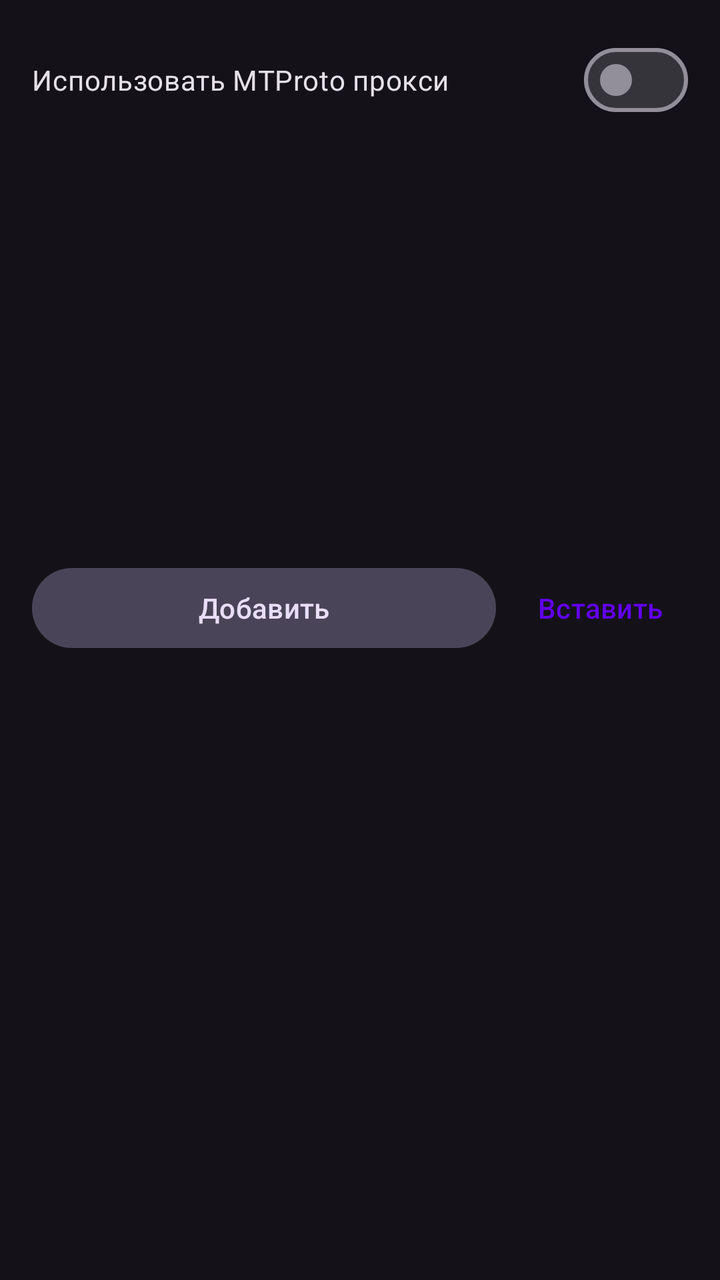
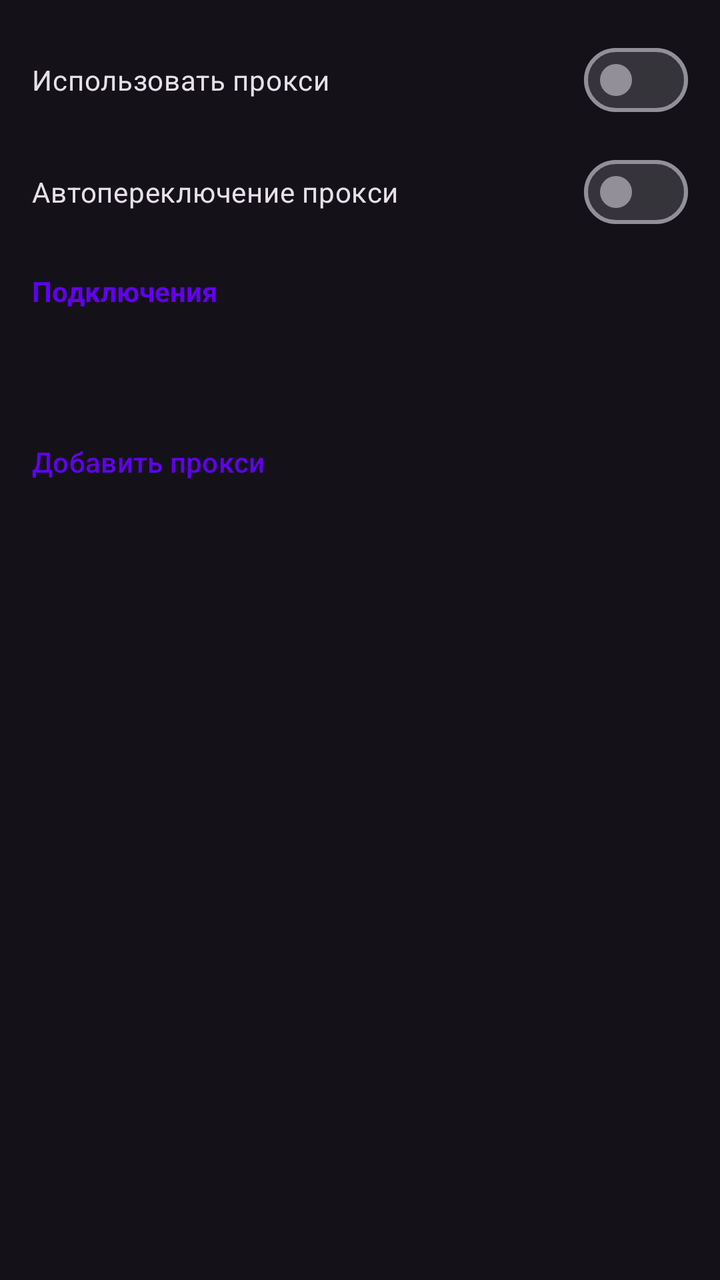

Two renders of the same Android screen: before a commit and after it. Below are the layout's source before the change and the commit's diff.
<!-- AndroidManifest.xml: application theme Theme.TelegramNewsReader -->
<!-- res/layout/dialog_proxy_settings.xml -->
<?xml version="1.0" encoding="utf-8"?>
<LinearLayout xmlns:android="http://schemas.android.com/apk/res/android"
    xmlns:app="http://schemas.android.com/apk/res-auto"
    android:layout_width="match_parent"
    android:layout_height="wrap_content"
    android:orientation="vertical"
    android:padding="16dp">

    <com.google.android.material.materialswitch.MaterialSwitch
        android:id="@+id/switch_proxy_enabled"
        android:layout_width="match_parent"
        android:layout_height="wrap_content"
        android:text="Использовать MTProto прокси"
        android:layout_marginBottom="8dp" />

    <androidx.recyclerview.widget.RecyclerView
        android:id="@+id/recycler_proxies"
        android:layout_width="match_parent"
        android:layout_height="200dp"
        android:layout_marginBottom="8dp" />

    <TextView
        android:id="@+id/tv_proxies_empty"
        android:layout_width="match_parent"
        android:layout_height="wrap_content"
        android:text="Список прокси пуст"
        android:gravity="center"
        android:visibility="gone"
        android:layout_marginBottom="8dp" />

    <LinearLayout
        android:layout_width="match_parent"
        android:layout_height="wrap_content"
        android:orientation="horizontal">

        <Button
            android:id="@+id/btn_add_proxy"
            style="@style/Widget.Material3.Button.TonalButton"
            android:layout_width="0dp"
            android:layout_height="wrap_content"
            android:layout_weight="1"
            android:text="Добавить" />

        <Button
            android:id="@+id/btn_paste_proxy"
            style="@style/Widget.Material3.Button.TextButton"
            android:layout_width="wrap_content"
            android:layout_height="wrap_content"
            android:text="Вставить"
            android:layout_marginStart="8dp" />
    </LinearLayout>

    <LinearLayout
        android:id="@+id/layout_auto_switch"
        android:layout_width="match_parent"
        android:layout_height="wrap_content"
        android:orientation="vertical"
        android:layout_marginTop="16dp"
        android:visibility="gone">

        <com.google.android.material.materialswitch.MaterialSwitch
            android:id="@+id/switch_auto_proxy"
            android:layout_width="match_parent"
            android:layout_height="wrap_content"
            android:text="Автопереключение" />

        <LinearLayout
            android:layout_width="match_parent"
            android:layout_height="wrap_content"
            android:orientation="horizontal"
            android:gravity="center_vertical">

            <TextView
                android:layout_width="wrap_content"
                android:layout_height="wrap_content"
                android:text="Интервал (мин):" />

            <Spinner
                android:id="@+id/spinner_proxy_interval"
                android:layout_width="wrap_content"
                android:layout_height="wrap_content"
                android:layout_marginStart="8dp" />
        </LinearLayout>
    </LinearLayout>

</LinearLayout>
<!-- resources referenced by this layout -->
<resources>
  <style name="Theme.TelegramNewsReader" parent="Theme.TelegramNewsReader.Purple" />
  <style name="Theme.TelegramNewsReader.Purple" parent="Theme.Material3.Dark.NoActionBar">
          <item name="colorPrimary">@color/purple_500</item>
          <item name="colorPrimaryVariant">@color/purple_700</item>
          <item name="colorOnPrimary">@color/white</item>
          <item name="android:statusBarColor">?attr/colorPrimaryVariant</item>
          <item name="actionBarStyle">@style/CustomActionBarStyle</item>
      </style>
  <color name="purple_500">#FF6200EE</color>
  <color name="purple_700">#FF3700B3</color>
  <color name="white">#FFFFFFFF</color>
  <style name="CustomActionBarStyle" parent="Widget.Material3.ActionBar.Solid">
          <item name="titleTextStyle">@style/CustomActionBarTitle</item>
          <item name="android:titleTextStyle">@style/CustomActionBarTitle</item>
      </style>
  <style name="CustomActionBarTitle" parent="TextAppearance.Material3.ActionBar.Title">
          <item name="android:textSize">18sp</item>
          <item name="android:textStyle">bold</item>
          <item name="android:textColor">@color/white</item>
          <item name="android:gravity">center</item>
          <item name="android:layout_gravity">center</item>
      </style>
</resources>

<!-- the commit's change to res/layout/dialog_proxy_settings.xml (unified diff, before → after) -->
@@ -10,14 +10,31 @@
         android:id="@+id/switch_proxy_enabled"
         android:layout_width="match_parent"
         android:layout_height="wrap_content"
-        android:text="Использовать MTProto прокси"
+        android:text="Использовать прокси"
+        android:layout_marginBottom="8dp" />
+
+    <com.google.android.material.materialswitch.MaterialSwitch
+        android:id="@+id/switch_auto_proxy"
+        android:layout_width="match_parent"
+        android:layout_height="wrap_content"
+        android:text="Автопереключение прокси"
+        android:layout_marginBottom="16dp" />
+
+    <TextView
+        android:id="@+id/tv_connections_label"
+        android:layout_width="wrap_content"
+        android:layout_height="wrap_content"
+        android:text="Подключения"
+        android:textColor="?attr/colorPrimary"
+        android:textStyle="bold"
         android:layout_marginBottom="8dp" />
 
     <androidx.recyclerview.widget.RecyclerView
         android:id="@+id/recycler_proxies"
         android:layout_width="match_parent"
-        android:layout_height="200dp"
-        android:layout_marginBottom="8dp" />
+        android:layout_height="wrap_content"
+        android:minHeight="40dp"
+        android:layout_marginBottom="4dp" />
 
     <TextView
         android:id="@+id/tv_proxies_empty"
@@ -28,41 +45,23 @@
         android:visibility="gone"
         android:layout_marginBottom="8dp" />
 
-    <LinearLayout
+    <Button
+        android:id="@+id/btn_add_proxy"
+        style="@style/Widget.Material3.Button.TextButton"
         android:layout_width="match_parent"
         android:layout_height="wrap_content"
-        android:orientation="horizontal">
-
-        <Button
-            android:id="@+id/btn_add_proxy"
-            style="@style/Widget.Material3.Button.TonalButton"
-            android:layout_width="0dp"
-            android:layout_height="wrap_content"
-            android:layout_weight="1"
-            android:text="Добавить" />
-
-        <Button
-            android:id="@+id/btn_paste_proxy"
-            style="@style/Widget.Material3.Button.TextButton"
-            android:layout_width="wrap_content"
-            android:layout_height="wrap_content"
-            android:text="Вставить"
-            android:layout_marginStart="8dp" />
-    </LinearLayout>
+        android:text="Добавить прокси"
+        android:gravity="start|center_vertical"
+        android:paddingStart="0dp"
+        android:paddingEnd="0dp" />
 
     <LinearLayout
-        android:id="@+id/layout_auto_switch"
+        android:id="@+id/layout_auto_switch_settings"
         android:layout_width="match_parent"
         android:layout_height="wrap_content"
         android:orientation="vertical"
         android:layout_marginTop="16dp"
         android:visibility="gone">
-
-        <com.google.android.material.materialswitch.MaterialSwitch
-            android:id="@+id/switch_auto_proxy"
-            android:layout_width="match_parent"
-            android:layout_height="wrap_content"
-            android:text="Автопереключение" />
 
         <LinearLayout
             android:layout_width="match_parent"
@@ -83,4 +82,17 @@
         </LinearLayout>
     </LinearLayout>
 
+    
+    <Button
+        android:id="@+id/btn_paste_proxy"
+        android:layout_width="0dp"
+        android:layout_height="0dp"
+        android:visibility="gone" />
+
+    <LinearLayout
+        android:id="@+id/layout_auto_switch"
+        android:layout_width="0dp"
+        android:layout_height="0dp"
+        android:visibility="gone" />
+
 </LinearLayout>
